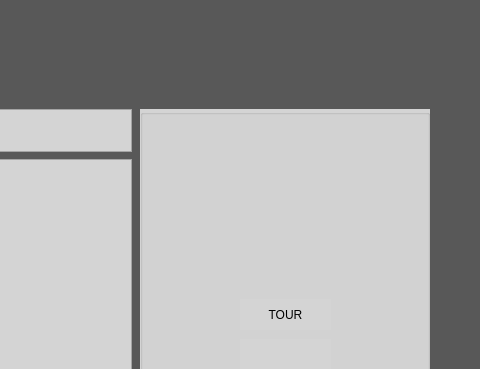
First picture: the form in mainwindow.ui, repository HugH-CRT/Echecs, before the edit; both pictures show x 600 to 1080 and y 0 to 369 of the 1080 by 950 pixel window.
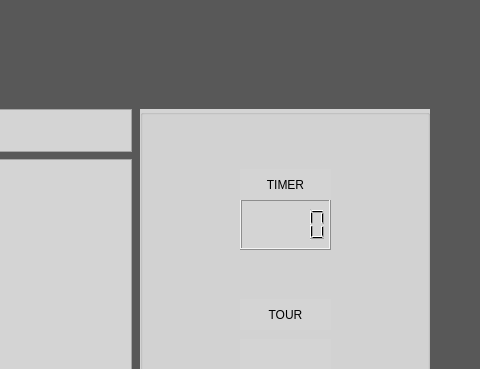
Second picture: the form after the edit. Icons and pictures are not drawn.

```diff
--- a/mainwindow.ui
+++ b/mainwindow.ui
@@ -351,6 +351,36 @@
       <set>Qt::AlignCenter</set>
      </property>
     </widget>
+    <widget class="QLCDNumber" name="lcdTimer">
+     <property name="geometry">
+      <rect>
+       <x>100</x>
+       <y>90</y>
+       <width>91</width>
+       <height>51</height>
+      </rect>
+     </property>
+    </widget>
+    <widget class="QLabel" name="TimerLabel">
+     <property name="geometry">
+      <rect>
+       <x>100</x>
+       <y>60</y>
+       <width>91</width>
+       <height>31</height>
+      </rect>
+     </property>
+     <property name="styleSheet">
+      <string notr="true">font: 13pt &quot;MS Shell Dlg 2&quot;;
+color: rgb(0, 0, 0);</string>
+     </property>
+     <property name="text">
+      <string>TIMER</string>
+     </property>
+     <property name="alignment">
+      <set>Qt::AlignCenter</set>
+     </property>
+    </widget>
    </widget>
   </widget>
   <widget class="QMenuBar" name="menuBar">
```
Left out of the diff: 2 changed lines with no effect on the pictures.
